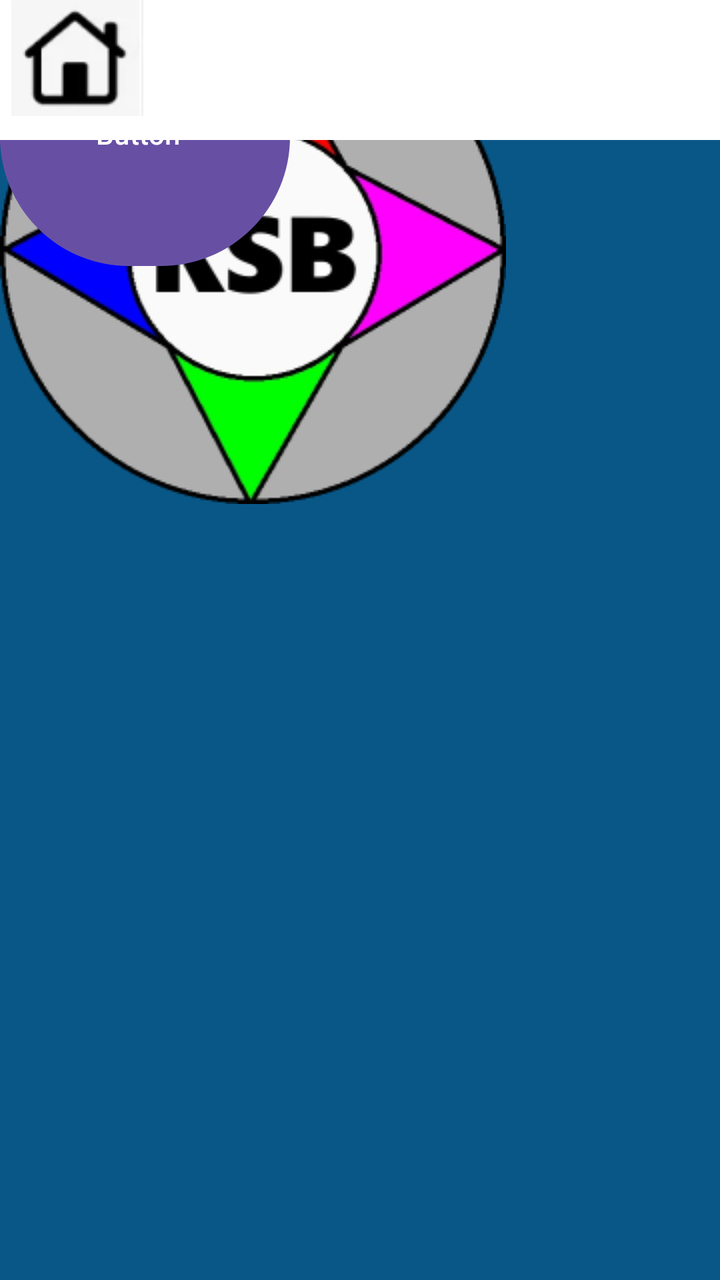
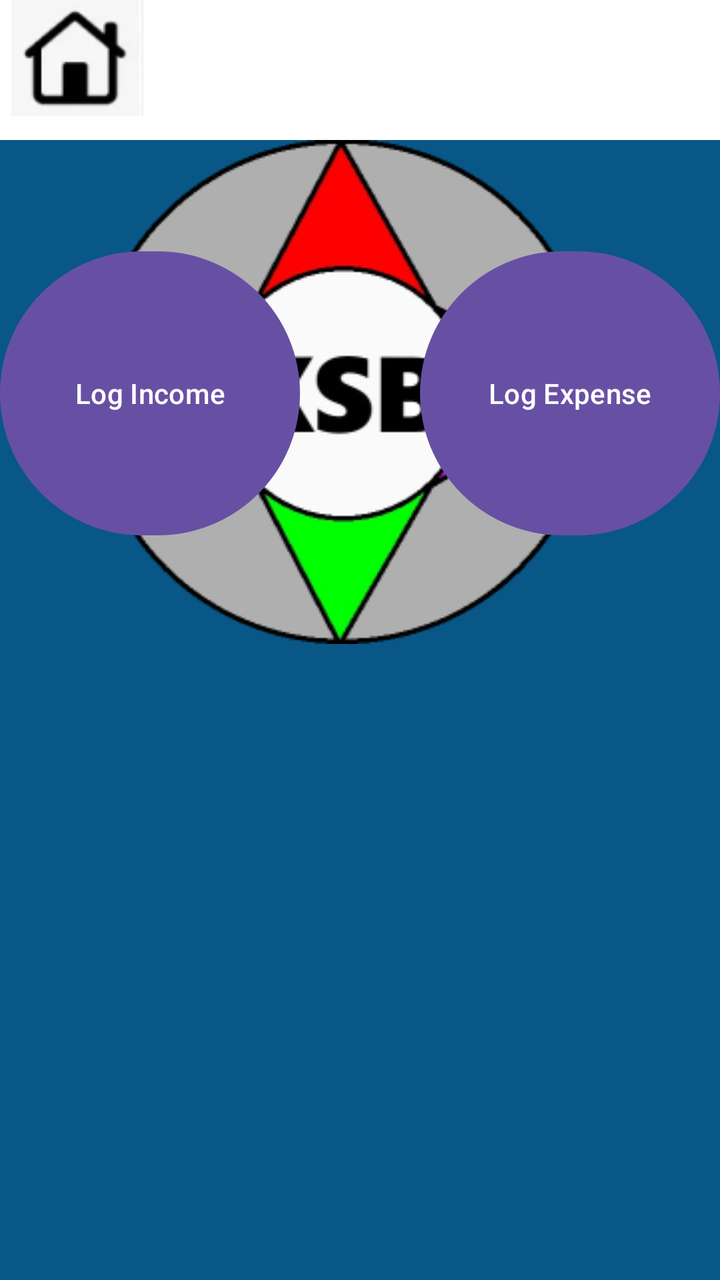

Compare the two renders of this Android layout. The source of the first and the diff that turns it into the second are given below.
<!-- AndroidManifest.xml: application theme Theme.KracKShacKBanking -->
<!-- res/layout/dashboard.xml -->
<?xml version="1.0" encoding="utf-8"?>
<androidx.constraintlayout.widget.ConstraintLayout xmlns:android="http://schemas.android.com/apk/res/android"
    xmlns:app="http://schemas.android.com/apk/res-auto"
    xmlns:tools="http://schemas.android.com/tools"
    android:layout_width="match_parent"
    android:layout_height="match_parent"
    android:background="@color/background"
    >

    <ImageView
        android:id="@+id/imageView"
        android:layout_width="wrap_content"
        android:layout_height="wrap_content"
        app:srcCompat="@drawable/logo"
        tools:layout_editor_absoluteX="70dp"
        tools:layout_editor_absoluteY="71dp" />

    <Button
        android:id="@+id/button2"
        android:layout_width="145dp"
        android:layout_height="137dp"
        android:text="Button"
        tools:layout_editor_absoluteX="55dp"
        tools:layout_editor_absoluteY="457dp" />

    <Button
        android:id="@+id/button3"
        android:layout_width="138dp"
        android:layout_height="134dp"
        android:text="Button"
        tools:layout_editor_absoluteX="240dp"
        tools:layout_editor_absoluteY="457dp" />

    <androidx.appcompat.widget.Toolbar
        android:id="@+id/toolbar"
        android:layout_width="409dp"
        android:layout_height="wrap_content"
        android:background="@color/white"
        android:minHeight="?attr/actionBarSize"
        android:theme="?attr/actionBarTheme"
        tools:layout_editor_absoluteX="1dp"
        tools:layout_editor_absoluteY="664dp" />

    <SearchView
        android:layout_width="409dp"
        android:layout_height="70dp"
        tools:layout_editor_absoluteX="1dp"
        tools:layout_editor_absoluteY="1dp"
        android:background="@color/white"
        />

    <ImageButton
        android:id="@+id/imageButton3"
        android:layout_width="77dp"
        android:layout_height="58dp"
        android:background="@color/white"
        app:srcCompat="@drawable/homeicon1"
        tools:layout_editor_absoluteX="1dp"
        tools:layout_editor_absoluteY="667dp" />

</androidx.constraintlayout.widget.ConstraintLayout>
<!-- resources referenced by this layout -->
<resources>
  <color name="background">#095787</color>
  <color name="white">#FFFFFFFF</color>
  <!-- drawable homeicon1: png bitmap (drawable, 2553 bytes) -->
  <!-- drawable logo: png bitmap (drawable, 35989 bytes) -->
  <style name="Theme.KracKShacKBanking" parent="Base.Theme.KracKShacKBanking" />
  <style name="Base.Theme.KracKShacKBanking" parent="Theme.Material3.DayNight.NoActionBar">
          
          
      </style>
</resources>

<!-- the commit's change to res/layout/dashboard.xml (unified diff, before → after) -->
@@ -11,25 +11,40 @@
         android:id="@+id/imageView"
         android:layout_width="wrap_content"
         android:layout_height="wrap_content"
-        app:srcCompat="@drawable/logo"
-        tools:layout_editor_absoluteX="70dp"
-        tools:layout_editor_absoluteY="71dp" />
+        android:layout_marginStart="70dp"
+        android:layout_marginEnd="88dp"
+        app:layout_constraintEnd_toEndOf="parent"
+        app:layout_constraintStart_toStartOf="parent"
+        app:layout_constraintTop_toBottomOf="@+id/searchView"
+        app:srcCompat="@drawable/logo" />
 
     <Button
         android:id="@+id/button2"
-        android:layout_width="145dp"
-        android:layout_height="137dp"
-        android:text="Button"
-        tools:layout_editor_absoluteX="55dp"
-        tools:layout_editor_absoluteY="457dp" />
+        android:layout_width="150dp"
+        android:layout_height="150dp"
+        android:layout_marginStart="30dp"
+        android:layout_marginTop="131dp"
+        android:layout_marginEnd="30dp"
+        android:layout_marginBottom="60dp"
+        android:text="@string/LogIncome"
+        app:layout_constraintBottom_toTopOf="@+id/toolbar"
+        app:layout_constraintEnd_toStartOf="@+id/button3"
+        app:layout_constraintStart_toStartOf="parent"
+        app:layout_constraintTop_toBottomOf="@+id/imageView" />
 
     <Button
         android:id="@+id/button3"
-        android:layout_width="138dp"
-        android:layout_height="134dp"
-        android:text="Button"
-        tools:layout_editor_absoluteX="240dp"
-        tools:layout_editor_absoluteY="457dp" />
+        android:layout_width="150dp"
+        android:layout_height="150dp"
+        android:layout_marginStart="30dp"
+        android:layout_marginTop="131dp"
+        android:layout_marginEnd="30dp"
+        android:layout_marginBottom="60dp"
+        android:text="@string/LogExpense"
+        app:layout_constraintBottom_toTopOf="@+id/toolbar"
+        app:layout_constraintEnd_toEndOf="parent"
+        app:layout_constraintStart_toEndOf="@+id/button2"
+        app:layout_constraintTop_toBottomOf="@+id/imageView" />
 
     <androidx.appcompat.widget.Toolbar
         android:id="@+id/toolbar"
@@ -42,12 +57,12 @@
         tools:layout_editor_absoluteY="664dp" />
 
     <SearchView
+        android:id="@+id/searchView"
         android:layout_width="409dp"
         android:layout_height="70dp"
+        android:background="@color/white"
         tools:layout_editor_absoluteX="1dp"
-        tools:layout_editor_absoluteY="1dp"
-        android:background="@color/white"
-        />
+        tools:layout_editor_absoluteY="1dp" />
 
     <ImageButton
         android:id="@+id/imageButton3"
<!-- resource entries referenced after the edit -->
@@ -4,6 +4,8 @@
   <color name="white">#FFFFFFFF</color>
   <!-- drawable homeicon1: png bitmap (drawable, 2553 bytes) -->
   <!-- drawable logo: png bitmap (drawable, 35989 bytes) -->
+  <string name="LogExpense">Log Expense</string>
+  <string name="LogIncome">Log Income</string>
   <style name="Theme.KracKShacKBanking" parent="Base.Theme.KracKShacKBanking" />
   <style name="Base.Theme.KracKShacKBanking" parent="Theme.Material3.DayNight.NoActionBar">
           
